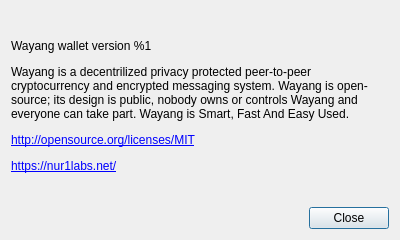
Qt form src/gui/ui/aboutdialog.ui (Dalak/WayangGUI) before a commit.
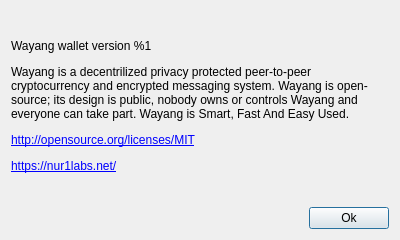
The same form after that commit.

Commit message: updates about box

Diff of the .ui file:
```diff
--- a/src/gui/ui/aboutdialog.ui
+++ b/src/gui/ui/aboutdialog.ui
@@ -72,7 +72,7 @@
      <item>
       <widget class="QPushButton" name="m_closeButton">
        <property name="text">
-        <string>Close</string>
+        <string>Ok</string>
        </property>
       </widget>
      </item>
```
Left out of the diff: 4 changed lines with no effect on the pictures. The commit also changes 2 other files.
